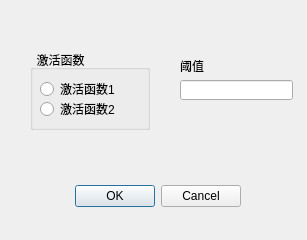
This is dialog.ui in zzyhahaha/ann-qt as Qt 5 draws it before an edit. The edited form follows.
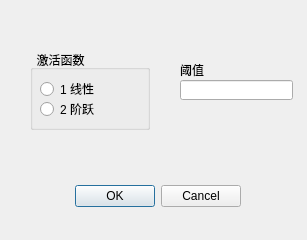
This is the edited form.

```diff
--- a/dialog.ui
+++ b/dialog.ui
@@ -99,7 +99,7 @@
      </size>
     </property>
     <property name="text">
-     <string>激活函数2</string>
+     <string>2 阶跃</string>
     </property>
    </widget>
    <widget class="QRadioButton" name="func1">
@@ -124,7 +124,7 @@
      </size>
     </property>
     <property name="text">
-     <string>激活函数1</string>
+     <string>1 线性</string>
     </property>
    </widget>
   </widget>
@@ -134,7 +134,7 @@
      <x>180</x>
      <y>60</y>
      <width>54</width>
-     <height>12</height>
+     <height>20</height>
     </rect>
    </property>
    <property name="text">
```
Left out of the diff: 11 changed lines with no effect on the pictures.
